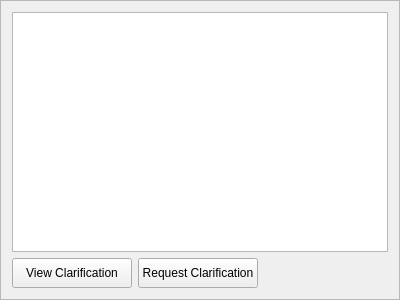
AssisterForZHG/Judge, file source/JudgeClient/forms/FrameClarifications.ui: the form before one commit.
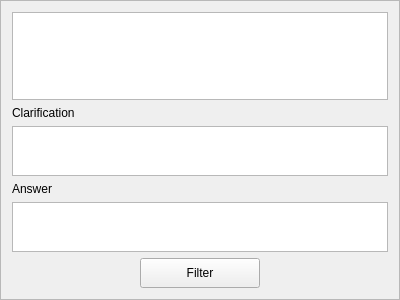
The form after the commit.

```diff
--- a/source/JudgeClient/forms/FrameClarifications.ui
+++ b/source/JudgeClient/forms/FrameClarifications.ui
@@ -45,20 +45,66 @@
      </attribute>
     </widget>
    </item>
+   <item>
+    <widget class="QLabel" name="clarificationLabel">
+     <property name="text">
+      <string>Clarification</string>
+     </property>
+    </widget>
+   </item>
+   <item>
+    <widget class="QPlainTextEdit" name="clarificationTextEdit">
+     <property name="sizePolicy">
+      <sizepolicy hsizetype="Expanding" vsizetype="Fixed">
+       <horstretch>0</horstretch>
+       <verstretch>0</verstretch>
+      </sizepolicy>
+     </property>
+     <property name="maximumSize">
+      <size>
+       <width>16777215</width>
+       <height>50</height>
+      </size>
+     </property>
+    </widget>
+   </item>
+   <item>
+    <widget class="QLabel" name="answerLabel">
+     <property name="text">
+      <string>Answer</string>
+     </property>
+    </widget>
+   </item>
+   <item>
+    <widget class="QPlainTextEdit" name="answerTextEdit">
+     <property name="sizePolicy">
+      <sizepolicy hsizetype="Expanding" vsizetype="Fixed">
+       <horstretch>0</horstretch>
+       <verstretch>0</verstretch>
+      </sizepolicy>
+     </property>
+     <property name="maximumSize">
+      <size>
+       <width>16777215</width>
+       <height>50</height>
+      </size>
+     </property>
+    </widget>
+   </item>
    <item>
     <layout class="QHBoxLayout" name="horizontalLayout">
      <item>
-      <widget class="QPushButton" name="viewButton">
-       <property name="minimumSize">
+      <spacer name="horizontalSpacer1">
+       <property name="orientation">
+        <enum>Qt::Horizontal</enum>
+       </property>
+       <property name="sizeHint" stdset="0">
         <size>
-         <width>120</width>
-         <height>30</height>
+         <width>40</width>
+         <height>20</height>
         </size>
        </property>
-       <property name="text">
-        <string>View Clarification</string>
-       </property>
-      </widget>
+      </spacer>
      </item>
      <item>
       <widget class="QPushButton" name="requestButton">
@@ -69,7 +115,7 @@
         </size>
        </property>
        <property name="text">
-        <string>Request Clarification</string>
+        <string>Filter</string>
        </property>
       </widget>
      </item>
```
Left out of the diff: 4 changed lines with no effect on the pictures.
